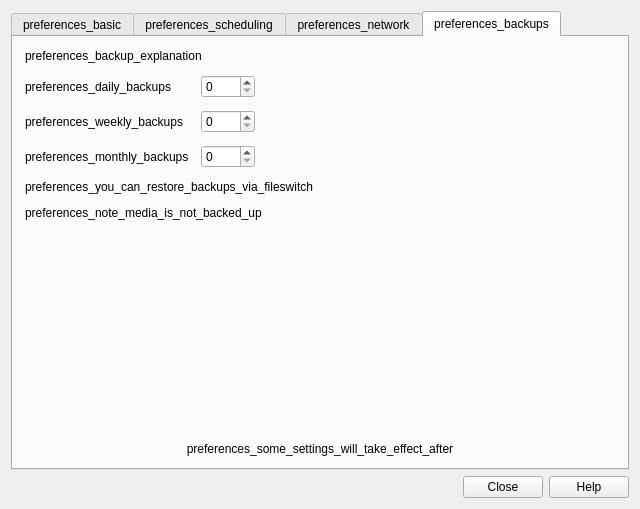
Old version of the form qt/aqt/forms/preferences.ui in the repository ankitects/anki.
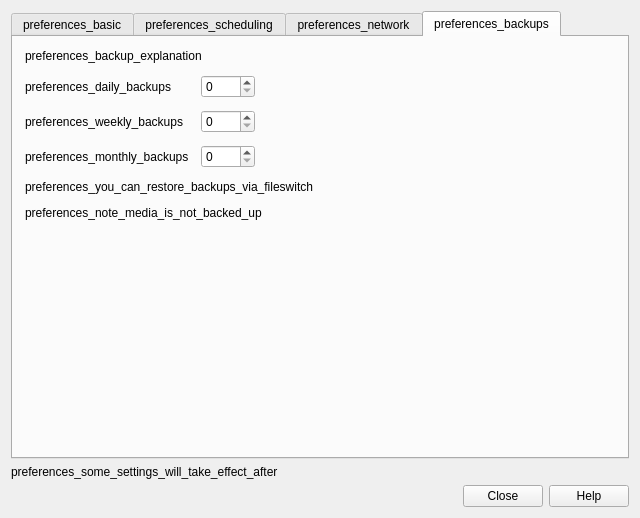
New version of the form. The open tabs and pages were chosen to show the change.

Commit message:
Move restart disclaimer out of backup tab
Should be visible regardless of the current tab.

The edit to the form file:
```diff
--- a/qt/aqt/forms/preferences.ui
+++ b/qt/aqt/forms/preferences.ui
@@ -7,7 +7,7 @@
     <x>0</x>
     <y>0</y>
     <width>640</width>
-    <height>509</height>
+    <height>518</height>
    </rect>
   </property>
   <property name="windowTitle">
@@ -615,18 +615,15 @@
          </property>
         </spacer>
        </item>
+      </layout>
+     </widget>
+    </widget>
+   </item>
        <item>
         <widget class="QLabel" name="label_21">
          <property name="text">
           <string>preferences_some_settings_will_take_effect_after</string>
          </property>
-         <property name="alignment">
-          <set>Qt::AlignCenter</set>
-         </property>
-        </widget>
-       </item>
-      </layout>
-     </widget>
     </widget>
    </item>
    <item>
```
Lines whose indentation alone changed are shown as unchanged.
